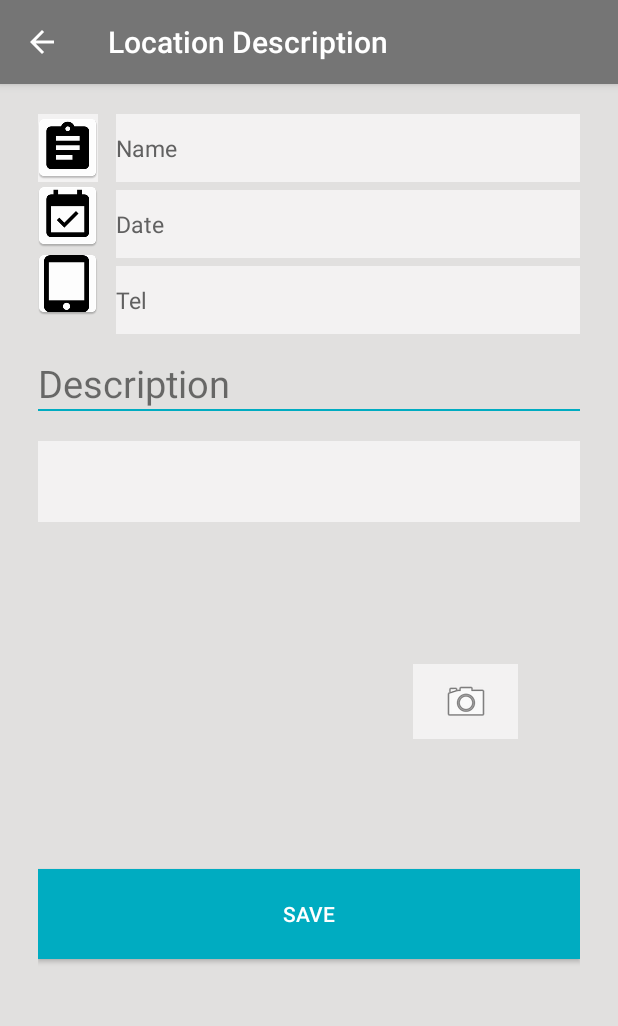
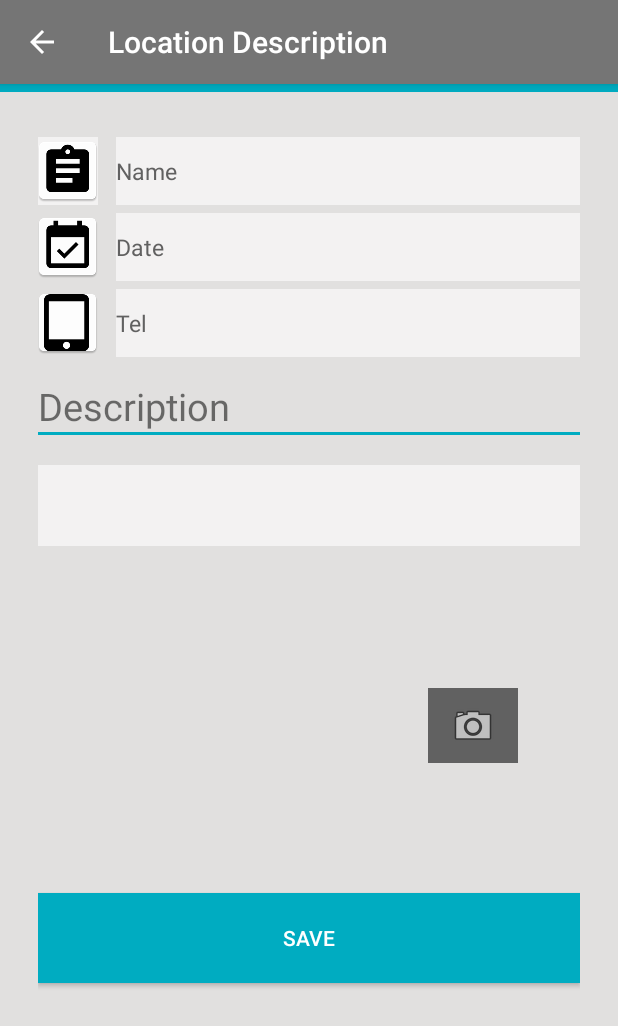
Before and after one commit to promayearn/minemap, an Android app: the LocationDescription screen opened directly, with no data from a screen before it, on a phone screen of 412 x 824 dp. Shown: the top 1026 px of the screen. Run offline under Robolectric (Android 15) with nearby library versions, the phone set to English and light mode, and no system bars.

Commit message:
xml des modify page 29/09/2016

```diff
--- a/app/src/main/res/layout/activity_location_description.xml
+++ b/app/src/main/res/layout/activity_location_description.xml
@@ -16,18 +16,22 @@
 
     <LinearLayout
         android:layout_width="match_parent"
-        android:layout_height="match_parent"
-        android:layout_alignParentLeft="true"
-        android:layout_alignParentStart="true"
-        android:layout_alignParentTop="true"
-        android:orientation="vertical"
-        android:paddingLeft="25dp"
-        android:paddingRight="25dp">
+        android:layout_height="wrap_content"
+        android:orientation="vertical">
+
+        <View
+            android:layout_width="match_parent"
+            android:layout_height="5dp"
+            android:background="@color/colorControlActivated"
+            android:layout_marginBottom="10dp"
+            android:id="@+id/view1" />
 
         <LinearLayout
             android:layout_width="match_parent"
             android:layout_height="wrap_content"
             android:layout_weight="0"
+            android:paddingLeft="25dp"
+            android:paddingRight="25dp"
             android:orientation="horizontal">
 
             <LinearLayout
@@ -40,6 +44,7 @@
                 <ImageButton
                     android:layout_width="40dp"
                     android:layout_height="45dp"
+                    android:layout_marginBottom="5dp"
                     android:background="@color/white_gray"
                     app:srcCompat="@mipmap/ic_nam"
                     android:id="@+id/imageButton3" />
@@ -48,6 +53,7 @@
                     android:layout_width="40dp"
                     android:layout_height="45dp"
                     app:srcCompat="@mipmap/ic_date"
+                    android:layout_marginBottom="5dp"
                     android:id="@+id/imageButton4" />
 
                 <ImageButton
@@ -107,6 +113,8 @@
             android:layout_width="match_parent"
             android:layout_height="match_parent"
             android:layout_weight="5"
+            android:paddingLeft="25dp"
+            android:paddingRight="25dp"
             android:orientation="vertical">
 
             <TextView
@@ -118,7 +126,7 @@
 
             <View
                 android:layout_width="match_parent"
-                android:layout_height="1dp"
+                android:layout_height="2dp"
                 android:background="@color/colorControlActivated"
                 android:layout_marginBottom="20dp"
                 android:id="@+id/view" />
@@ -139,22 +147,22 @@
                         android:layout_width="wrap_content"
                         android:layout_height="wrap_content"
                         android:orientation="horizontal"
-                        android:paddingLeft="20dp">
+                        android:paddingLeft="10dp">
 
                         <ImageView
                             android:id="@+id/imageView"
-                            android:layout_width="200dp"
+                            android:layout_width="220dp"
                             android:layout_height="200dp"
                             android:background="@color/gray"
-                            android:paddingLeft="30dp" />
+                            android:paddingLeft="10dp" />
 
                         <ImageButton
-                            android:layout_width="70dp"
+                            android:layout_width="60dp"
                             android:layout_height="50dp"
                             android:layout_marginLeft="30dp"
                             app:srcCompat="@android:drawable/ic_menu_camera"
                             android:id="@+id/imageButton"
-                            android:background="@color/white_gray"
+                            android:background="@color/colorPrimaryDark"
                             android:layout_gravity="center_vertical|center"
                             android:layout_weight="1" />
 
@@ -169,6 +177,8 @@
             android:layout_height="101dp"
             android:gravity="center|bottom"
             android:orientation="vertical"
+            android:paddingLeft="25dp"
+            android:paddingRight="25dp"
             android:layout_weight="1">
 
             <Button
--- a/app/src/main/res/layout/activity_login.xml
+++ b/app/src/main/res/layout/activity_login.xml
@@ -79,9 +79,9 @@
             <Button
                 android:id="@+id/btn_signin"
                 android:layout_width="fill_parent"
-                android:layout_height="50dp"
+                android:layout_height="60dp"
                 android:layout_gravity="center_horizontal|center"
-                android:background="@color/colorPrimary"
+                android:background="@color/colorControlActivated"
                 android:text="@string/btn_sign_in"
                 android:textColor="@android:color/white" />
 
--- a/app/src/main/res/layout/activity_register.xml
+++ b/app/src/main/res/layout/activity_register.xml
@@ -115,7 +115,7 @@
                 android:layout_height="60dp"
                 android:layout_gravity="center_horizontal|center"
                 android:layout_marginBottom="30dp"
-                android:background="@color/colorPrimary"
+                android:background="@color/colorControlActivated"
                 android:text="@string/btn_register"
                 android:textColor="@android:color/white" />
 
```
